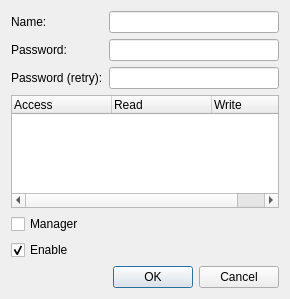
Qt form source/router/ui/user_dialog.ui (dchapyshev/aspia) before a commit.
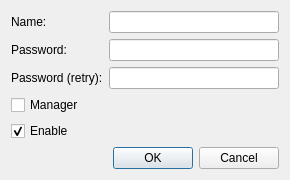
The same form after that commit.

The edit to the form file:
```diff
--- a/source/router/ui/user_dialog.ui
+++ b/source/router/ui/user_dialog.ui
@@ -7,7 +7,7 @@
     <x>0</x>
     <y>0</y>
     <width>290</width>
-    <height>299</height>
+    <height>169</height>
    </rect>
   </property>
   <property name="windowTitle">
@@ -67,28 +67,6 @@
      </item>
     </layout>
    </item>
-   <item>
-    <widget class="QTreeWidget" name="tree_access">
-     <property name="indentation">
-      <number>0</number>
-     </property>
-     <column>
-      <property name="text">
-       <string>Access</string>
-      </property>
-     </column>
-     <column>
-      <property name="text">
-       <string>Read</string>
-      </property>
-     </column>
-     <column>
-      <property name="text">
-       <string>Write</string>
-      </property>
-     </column>
-    </widget>
-   </item>
    <item>
     <widget class="QCheckBox" name="checkbox_manager">
      <property name="text">
```
